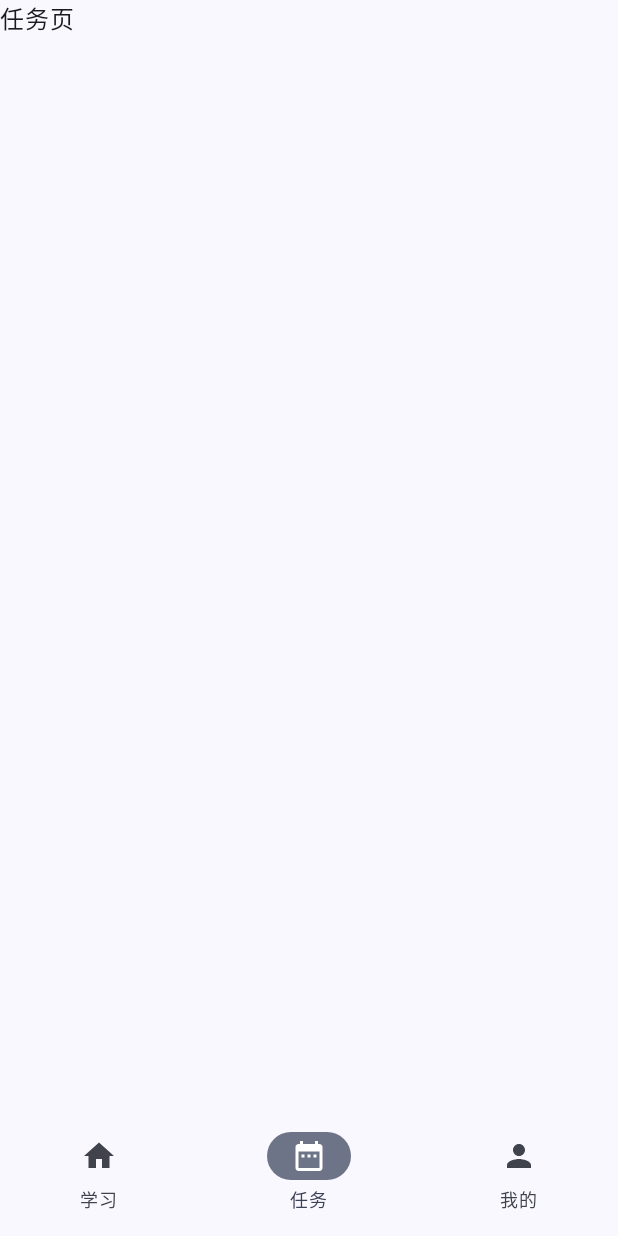
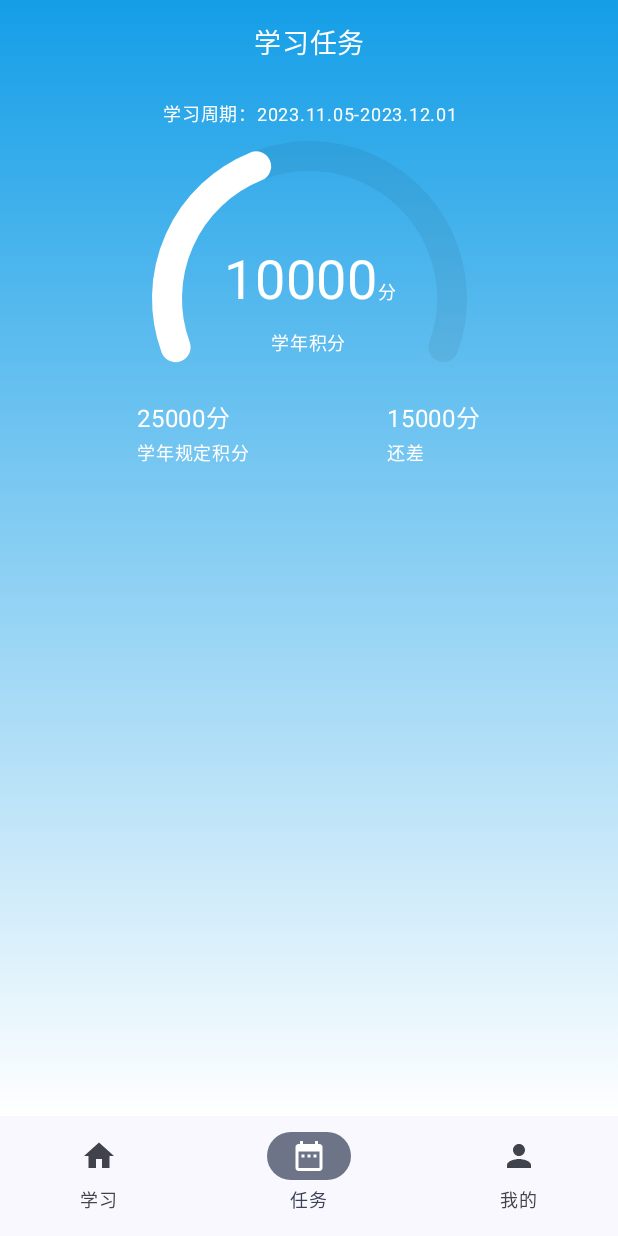
Before and after one commit to jackhb1999/composeK, an Android app built with Jetpack Compose: the screen it shows after launch (MainActivity), item 2 of the bottom bar chosen, on a phone screen of 412 x 824 dp. Run offline under Robolectric (Android 15) with nearby library versions, the phone set to English and light mode, and no system bars; our stand-ins replace accompanist; 2 statements that could not run were skipped.

Commit message:
task页面的构建

```diff
--- a/app/build.gradle.kts
+++ b/app/build.gradle.kts
@@ -71,6 +71,8 @@ dependencies {
     implementation("com.google.accompanist:accompanist-insets:0.31.5-beta")
     implementation("com.google.accompanist:accompanist-pager:0.31.5-beta")
 
+    implementation("androidx.constraintlayout:constraintlayout-compose:1.0.1")
+
     testImplementation("junit:junit:4.13.2")
     androidTestImplementation("androidx.test.ext:junit:1.1.5")
     androidTestImplementation("androidx.test.espresso:espresso-core:3.5.1")
--- /dev/null
+++ b/app/src/main/java/com/example/composek/ui/components/CircleRing.kt
@@ -0,0 +1,41 @@
+package com.example.composek.ui.components
+
+
+import androidx.compose.runtime.Composable
+import androidx.compose.ui.tooling.preview.Preview
+import androidx.compose.foundation.Canvas
+import androidx.compose.foundation.layout.padding
+import androidx.compose.foundation.layout.size
+import androidx.compose.ui.Modifier
+import androidx.compose.ui.graphics.Color
+import androidx.compose.ui.graphics.StrokeCap
+import androidx.compose.ui.graphics.drawscope.Stroke
+import androidx.compose.ui.unit.dp
+import androidx.lifecycle.viewmodel.compose.viewModel
+import com.example.composek.viewmodel.TaskViewModel
+
+@Composable
+fun CircleRing(boxWidthDp: Int,vm:TaskViewModel= viewModel()) {
+
+    val strokeWidth = 30f
+
+    Canvas(modifier = Modifier
+        .size(boxWidthDp.dp)
+        .padding(8.dp)) {
+
+        drawArc(
+            Color(0, 0, 0, 15),
+            startAngle = 160f, sweepAngle = 220f,
+            useCenter = false,
+            style = Stroke(strokeWidth, cap = StrokeCap.Round)
+        )
+
+        drawArc(
+            Color.White,
+            startAngle = 160f, sweepAngle = vm.pointOfYearPercent,
+            useCenter = false,
+            style = Stroke(strokeWidth, cap = StrokeCap.Round)
+        )
+
+    }
+}
--- a/app/src/main/java/com/example/composek/ui/components/TopAppBar.kt
+++ b/app/src/main/java/com/example/composek/ui/components/TopAppBar.kt
@@ -23,6 +23,9 @@ import com.google.accompanist.insets.LocalWindowInsets
 import com.google.accompanist.systemuicontroller.rememberSystemUiController
 
 
+// 标题栏的高度
+val appBarHeight = 56.dp
+
 @Composable
 fun TopAppBar(content: @Composable () -> Unit) {
 
@@ -31,8 +34,7 @@ fun TopAppBar(content: @Composable () -> Unit) {
         systemUiController.setStatusBarColor(Color.Transparent)
     }
 
-    // 标题栏的高度
-    val appBarHeight = 56.dp
+
 
     // 系统状态栏的高度 px 转为 dp
     val statusBarHeightDp = with(LocalDensity.current) {
--- a/app/src/main/java/com/example/composek/ui/screens/MainFrame.kt
+++ b/app/src/main/java/com/example/composek/ui/screens/MainFrame.kt
@@ -1,7 +1,8 @@
 package com.example.composek.ui.screens
 
-import androidx.compose.foundation.background
+import androidx.compose.foundation.layout.Box
 import androidx.compose.foundation.layout.navigationBarsPadding
+import androidx.compose.foundation.layout.padding
 import androidx.compose.material.icons.Icons
 import androidx.compose.material.icons.filled.DateRange
 import androidx.compose.material.icons.filled.Home
@@ -11,7 +12,6 @@ import androidx.compose.material3.Icon
 import androidx.compose.material3.MaterialTheme
 import androidx.compose.material3.NavigationBar
 import androidx.compose.material3.NavigationBarItem
-import androidx.compose.material3.NavigationBarItemColors
 import androidx.compose.material3.Scaffold
 import androidx.compose.material3.Text
 import androidx.compose.runtime.Composable
@@ -23,7 +23,6 @@ import androidx.compose.ui.Modifier
 import androidx.compose.ui.graphics.Color
 import androidx.compose.ui.tooling.preview.Preview
 import com.example.composek.model.entity.NavigationItem
-import com.google.accompanist.insets.ProvideWindowInsets
 
 @OptIn(ExperimentalMaterial3Api::class)
 @Composable
@@ -58,11 +57,14 @@ fun MainFrame() {
             }
         }
     }) {
-        when(currentNavigationIndex){
-            0 -> StudyScreen()
-            1 -> TaskScreen()
-            2 -> MineScreen()
+        Box(modifier = Modifier.padding(it)){
+            when(currentNavigationIndex){
+                0 -> StudyScreen()
+                1 -> TaskScreen()
+                2 -> MineScreen()
+            }
         }
+
     }
 }
 
--- a/app/src/main/java/com/example/composek/ui/screens/StudyScreen.kt
+++ b/app/src/main/java/com/example/composek/ui/screens/StudyScreen.kt
@@ -33,12 +33,17 @@ import androidx.lifecycle.viewmodel.compose.viewModel
 import com.example.composek.ui.components.ArticleItem
 import com.example.composek.ui.components.NotificationContent
 import com.example.composek.ui.components.TopAppBar
+import com.example.composek.ui.components.VideoItem
 import com.example.composek.viewmodel.ArticleViewModel
 import com.example.composek.viewmodel.MainViewModel
+import com.example.composek.viewmodel.VideoViewModel
 
 @OptIn(ExperimentalMaterial3Api::class, ExperimentalFoundationApi::class)
 @Composable
-fun StudyScreen(vm: MainViewModel = viewModel(), articleVM: ArticleViewModel = viewModel()) {
+fun StudyScreen(
+    vm: MainViewModel = viewModel(), articleVM: ArticleViewModel = viewModel(),
+    videoVM: VideoViewModel = viewModel()
+) {
     Column {
         // 标题栏
         TopAppBar() {
@@ -140,12 +145,20 @@ fun StudyScreen(vm: MainViewModel = viewModel(), articleVM: ArticleViewModel = v
             // 通知公告
             item { NotificationContent(vm) }
 
-            // 新闻列表
-//            items(articleVM.list.size) { index ->
-//                ArticleItem(articleEntity = articleVM.list[index])
-//            }
+            if (vm.typeIndex == 0) {
+                // 新闻列表
+                items(articleVM.list.size) { index ->
+                    ArticleItem(articleEntity = articleVM.list[index])
+                }
+            } else {
+                // 视频列表
+                items(videoVM.list.size) { index ->
+                    VideoItem(videoEntity = videoVM.list[index])
+                }
 
-            // 视频列表
+            }
+
+
         }
 
 
--- a/app/src/main/java/com/example/composek/ui/screens/TaskScreen.kt
+++ b/app/src/main/java/com/example/composek/ui/screens/TaskScreen.kt
@@ -1,12 +1,164 @@
 package com.example.composek.ui.screens
 
+import androidx.compose.foundation.background
+import androidx.compose.foundation.layout.Arrangement
+import androidx.compose.foundation.layout.Box
+import androidx.compose.foundation.layout.Column
+import androidx.compose.foundation.layout.Row
+import androidx.compose.foundation.layout.fillMaxSize
+import androidx.compose.foundation.layout.fillMaxWidth
+import androidx.compose.foundation.layout.height
+import androidx.compose.foundation.layout.offset
+import androidx.compose.foundation.layout.padding
+import androidx.compose.foundation.lazy.LazyColumn
 import androidx.compose.material3.Text
 import androidx.compose.runtime.Composable
+import androidx.compose.runtime.LaunchedEffect
+import androidx.compose.ui.Alignment
+import androidx.compose.ui.Modifier
+import androidx.compose.ui.graphics.Brush
+import androidx.compose.ui.graphics.Color
+import androidx.compose.ui.platform.LocalConfiguration
+import androidx.compose.ui.text.SpanStyle
+import androidx.compose.ui.text.buildAnnotatedString
+import androidx.compose.ui.text.style.TextAlign
+import androidx.compose.ui.text.withStyle
 import androidx.compose.ui.tooling.preview.Preview
+import androidx.compose.ui.unit.dp
+import androidx.compose.ui.unit.sp
+import androidx.lifecycle.viewmodel.compose.viewModel
+import com.example.composek.ui.components.CircleRing
+import com.example.composek.ui.components.appBarHeight
+import com.example.composek.viewmodel.TaskViewModel
+import com.google.accompanist.insets.statusBarsPadding
 
 @Composable
-fun TaskScreen() {
-    Text(text = "任务页")
+fun TaskScreen(taskVM: TaskViewModel = viewModel()) {
+
+    // 圆环高度
+    var boxWidthDp: Int
+    with(LocalConfiguration.current) {
+        boxWidthDp = screenWidthDp / 2
+    }
+
+    // 当学年积分改变时重新计算百分比
+    LaunchedEffect(taskVM.pointOfYear) {
+        taskVM.updatePointOfYearPercent()
+    }
+
+    Column(
+        modifier = Modifier
+            .fillMaxSize()
+            .background(
+                Brush.verticalGradient(
+                    listOf(
+                        Color(0xff149ee7), Color.White
+                    )
+                )
+            )
+    ) {
+        // 标题栏
+        Row(
+            modifier = Modifier
+                .statusBarsPadding()
+                .height(appBarHeight),
+            verticalAlignment = Alignment.CenterVertically
+        ) {
+            Text(
+                text = "学习任务",
+                modifier = Modifier
+                    .fillMaxWidth(),
+                textAlign = TextAlign.Center,
+                color = Color.White,
+                fontSize = 18.sp
+            )
+        }
+
+
+        LazyColumn() {
+            // 学习周期
+            item {
+                Text(
+                    text = taskVM.taskDate,
+                    modifier = Modifier
+                        .fillMaxWidth()
+                        .padding(8.dp),
+                    textAlign = TextAlign.Center,
+                    color = Color.White,
+                    fontSize = 12.sp,
+                )
+
+            }
+
+            // 学习进度
+            item {
+
+                Box(
+                    contentAlignment = Alignment.Center,
+                    modifier = Modifier.height(boxWidthDp.dp)
+                ) {
+                    // 圆环
+                    CircleRing(boxWidthDp)
+
+                    // 进度数据
+                    Column(horizontalAlignment = Alignment.CenterHorizontally) {
+                        Text(
+                            text = buildAnnotatedString {
+                                this.append(taskVM.pointOfYear.toString())
+                                withStyle(SpanStyle(fontSize = 12.sp)) {
+                                    append("分")
+                                }
+                            },
+                            fontSize = 36.sp, color = Color.White,
+                            modifier = Modifier
+                                .fillMaxWidth()
+                                .padding(8.dp),
+                            textAlign = TextAlign.Center,
+                        )
+
+                        Text(text = "学年积分", fontSize = 12.sp, color = Color.White)
+                    }
+
+                }
+            }
+
+            item {
+                Row(
+                    horizontalArrangement = Arrangement.SpaceEvenly,
+                    modifier = Modifier
+                        .fillMaxWidth()
+                        .offset(y = (-36).dp)
+                ) {
+                    Column {
+                        Text(
+                            text = "${taskVM.totalPointOfYear}分",
+                            fontSize = 16.sp,
+                            color = Color.White
+                        )
+
+                        Text(
+                            text = "学年规定积分",
+                            fontSize = 12.sp,
+                            color = Color.White
+                        )
+                    }
+                    Column {
+                        Text(
+                            text = "${taskVM.totalPointOfYear - taskVM.pointOfYear}分",
+                            fontSize = 16.sp,
+                            color = Color.White
+                        )
+                        Text(
+                            text = "还差",
+                            fontSize = 12.sp,
+                            color = Color.White
+                        )
+                    }
+                }
+            }
+        }
+
+    }
 
 }
 
--- a/app/src/main/java/com/example/composek/viewmodel/MainViewModel.kt
+++ b/app/src/main/java/com/example/composek/viewmodel/MainViewModel.kt
@@ -41,8 +41,10 @@ class MainViewModel : ViewModel() {
         )
     )
 
+    // 当前类型下标
     var typeIndex by mutableStateOf(0)
         private set
+
 
     fun updateTypeIndex(index: Int) {
         typeIndex = index
--- /dev/null
+++ b/app/src/main/java/com/example/composek/viewmodel/TaskViewModel.kt
@@ -0,0 +1,28 @@
+package com.example.composek.viewmodel
+
+import androidx.compose.runtime.getValue
+import androidx.compose.runtime.mutableStateOf
+import androidx.compose.runtime.setValue
+import androidx.lifecycle.ViewModel
+
+class TaskViewModel : ViewModel() {
+    var taskDate by mutableStateOf("学习周期：2023.11.05-2023.12.01")
+        private set
+
+    var totalPointOfYear = 25000
+
+    // 学年积分
+    var pointOfYear by mutableStateOf(10000)
+        private set
+
+    // 学年积分进度 = 220f * pointOfYear / 学年积分
+    var pointOfYearPercent by mutableStateOf(0f)
+        private set
+
+    /**
+     * 更新学年积分进度
+     */
+    fun updatePointOfYearPercent() {
+        pointOfYearPercent = 220f * pointOfYear / totalPointOfYear
+    }
+}
--- /dev/null
+++ b/app/src/main/java/com/example/composek/viewmodel/VideoViewModel.kt
@@ -0,0 +1,58 @@
+package com.example.composek.viewmodel
+
+import androidx.lifecycle.ViewModel
+import com.example.composek.model.entity.VideoEntity
+
+class VideoViewModel : ViewModel() {
+    var list = listOf(
+        VideoEntity(
+            title = "这是个视频", type = "视频课程", duration = "00:20:23",
+            imageUrl = "https://docs.bughub.icu/compose/assets/banner1.webp"
+        ),
+        VideoEntity(
+            title = "这是个视频", type = "视频课程", duration = "00:20:23",
+            imageUrl = "https://docs.bughub.icu/compose/assets/banner1.webp"
+        ),
+        VideoEntity(
+            title = "这是个视频", type = "视频课程", duration = "00:20:23",
+            imageUrl = "https://docs.bughub.icu/compose/assets/banner1.webp"
+        ),
+        VideoEntity(
+            title = "这是个视频", type = "视频课程", duration = "00:20:23",
+            imageUrl = "https://docs.bughub.icu/compose/assets/banner1.webp"
+        ),
+        VideoEntity(
+            title = "这是个视频", type = "视频课程", duration = "00:20:23",
+            imageUrl = "https://docs.bughub.icu/compose/assets/banner1.webp"
+        ),
+        VideoEntity(
+            title = "这是个视频", type = "视频课程", duration = "00:20:23",
+            imageUrl = "https://docs.bughub.icu/compose/assets/banner1.webp"
+        ),
+        VideoEntity(
+            title = "这是个视频6", type = "视频课程", duration = "00:20:23",
+            imageUrl = "https://docs.bughub.icu/compose/assets/banner1.webp"
+        ),
+        VideoEntity(
+            title = "这是个视频5", type = "视频课程", duration = "00:20:23",
+            imageUrl = "https://docs.bughub.icu/compose/assets/banner1.webp"
+        ),
+        VideoEntity(
+            title = "这是个视频4", type = "视频课程", duration = "00:20:23",
+            imageUrl = "https://docs.bughub.icu/compose/assets/banner1.webp"
+        ),
+        VideoEntity(
+            title = "这是个视频3", type = "视频课程", duration = "00:20:23",
+            imageUrl = "https://docs.bughub.icu/compose/assets/banner1.webp"
+        ),
+        VideoEntity(
+            title = "这是个视频2", type = "视频课程", duration = "00:20:23",
+            imageUrl = "https://docs.bughub.icu/compose/assets/banner1.webp"
+        ),
+        VideoEntity(
+            title = "这是个视频1", type = "视频课程", duration = "00:20:23",
+            imageUrl = "https://docs.bughub.icu/compose/assets/banner1.webp"
+        )
+
+    )
+}
```
Also changed, not shown: app/src/main/res/raw/sample.png (added).
